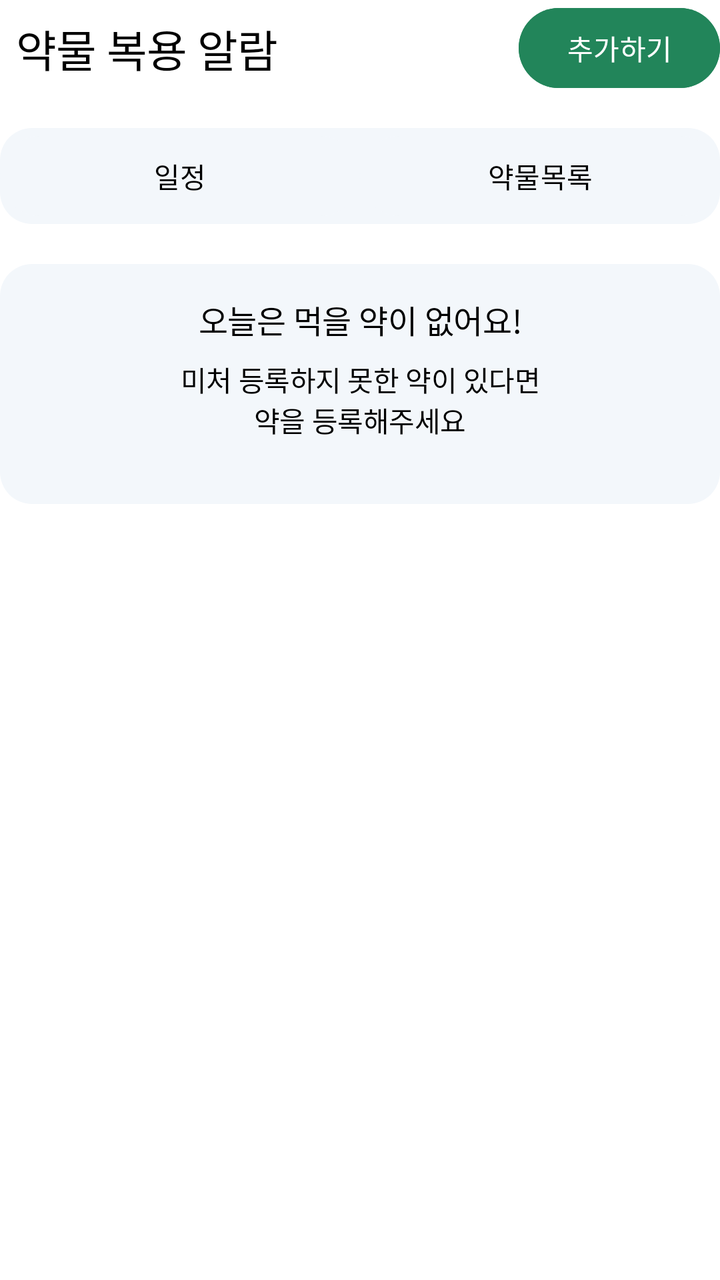
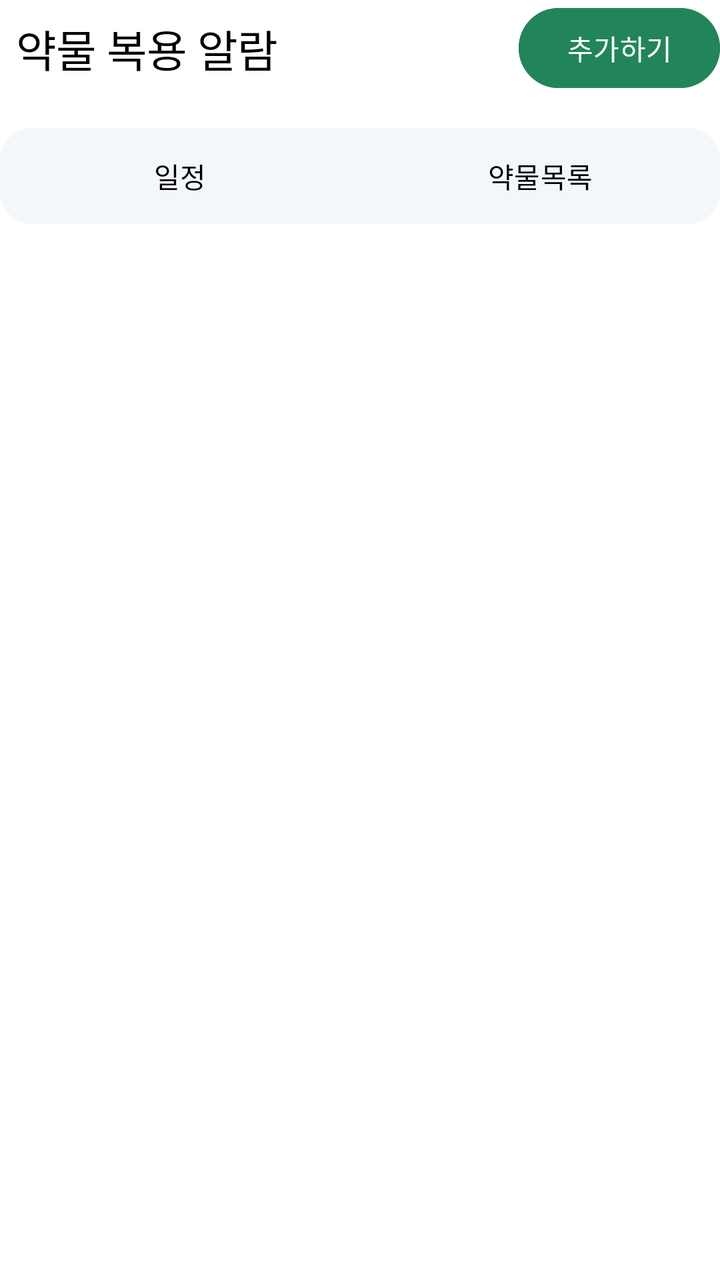

The first picture is an Android layout as it rendered before a commit; the second is the same layout after the commit. The layout source and the unified diff follow.
<!-- AndroidManifest.xml: application theme Theme.ElderCare -->
<!-- res/layout/view_drug_alarm.xml -->
<?xml version="1.0" encoding="utf-8"?>
<androidx.constraintlayout.widget.ConstraintLayout xmlns:android="http://schemas.android.com/apk/res/android"
    xmlns:app="http://schemas.android.com/apk/res-auto"
    xmlns:tools="http://schemas.android.com/tools"
    android:layout_width="match_parent"
    android:layout_margin="@dimen/spacing3"
    android:layout_height="match_parent">

    <TextView
        android:padding="@dimen/spacing2"
        android:id="@+id/textView3"
        android:layout_width="wrap_content"
        android:layout_height="wrap_content"
        android:text="약물 복용 알람"
        android:textAppearance="@style/TextAppearance.Title4"
        app:layout_constraintStart_toStartOf="parent"
        app:layout_constraintTop_toTopOf="parent" />

    <Button
        android:backgroundTint="@color/primary"
        android:id="@+id/btn_add_alarm"
        android:layout_width="wrap_content"
        android:layout_height="wrap_content"
        android:text="추가하기"
        app:layout_constraintEnd_toEndOf="parent"
        app:layout_constraintTop_toTopOf="parent" />

    <include
        android:id="@+id/tab"
        layout="@layout/view_custom_tab"
        android:layout_width="match_parent"
        android:layout_height="wrap_content"
        android:layout_marginTop="@dimen/spacing4"
        app:layout_constraintEnd_toEndOf="parent"
        app:layout_constraintTop_toBottomOf="@+id/btn_add_alarm" />

    <include
        android:visibility="visible"
        android:layout_marginTop="@dimen/spacing5"
        android:padding="@dimen/spacing3"
        app:layout_constraintTop_toBottomOf="@id/tab"
        android:id="@+id/empty_drub_alarm"
        android:layout_width="match_parent"
        android:layout_height="120dp"
        layout="@layout/view_empty_drug_alarm"/>

    <androidx.recyclerview.widget.RecyclerView
        android:visibility="gone"
        android:id="@+id/recyclerview_alarm"
        android:layout_width="match_parent"
        android:layout_height="0dp"
        app:layout_constraintBottom_toBottomOf="parent"
        app:layout_constraintEnd_toEndOf="parent"
        app:layout_constraintStart_toStartOf="parent"
        app:layout_constraintTop_toBottomOf="@id/tab"
        tools:itemCount="3"
        tools:listitem="@layout/item_drug_alarm" />





</androidx.constraintlayout.widget.ConstraintLayout>
<!-- res/layout/view_custom_tab.xml (included above) -->
<?xml version="1.0" encoding="utf-8"?>
<androidx.constraintlayout.widget.ConstraintLayout xmlns:android="http://schemas.android.com/apk/res/android"
    xmlns:app="http://schemas.android.com/apk/res-auto"
    android:layout_width="match_parent"
    android:background="@drawable/rectangle_white"
    android:layout_height="match_parent">

    <Button
        android:backgroundTint="@color/Gray50"
        android:text="일정"
        android:textColor="@color/black"
        android:id="@+id/btn_calendar"
        android:layout_width="0dp"
        android:layout_height="wrap_content"
        app:layout_constraintEnd_toStartOf="@+id/btn_alarm_list"
        app:layout_constraintStart_toStartOf="parent"
        app:layout_constraintTop_toTopOf="parent" />


    <Button
        android:backgroundTint="@color/Gray50"
        style="@style/Widget.Material3.Button.TextButton"
        android:text="약물목록"
        android:textColor="@color/black"
        android:id="@+id/btn_alarm_list"
        android:layout_width="0dp"
        android:layout_height="wrap_content"
        app:layout_constraintEnd_toEndOf="parent"
        app:layout_constraintStart_toEndOf="@+id/btn_calendar"
        app:layout_constraintTop_toTopOf="parent" />
</androidx.constraintlayout.widget.ConstraintLayout>
<!-- res/layout/view_empty_drug_alarm.xml (included above) -->
<?xml version="1.0" encoding="utf-8"?>
<androidx.constraintlayout.widget.ConstraintLayout xmlns:android="http://schemas.android.com/apk/res/android"
    xmlns:app="http://schemas.android.com/apk/res-auto"
    xmlns:tools="http://schemas.android.com/tools"
    android:layout_width="match_parent"
    android:layout_gravity="center"
    android:padding="@dimen/spacing4"
    android:background="@drawable/rectable_gray_50"
    android:layout_height="wrap_content">

    <TextView
        android:id="@+id/text_subtitle"
        android:layout_width="match_parent"
        android:layout_height="wrap_content"
        android:gravity="center"
        android:text="오늘은 먹을 약이 없어요!"
        android:textAppearance="@style/TextAppearance.SubTitle5"
        app:layout_constraintEnd_toEndOf="parent"
        app:layout_constraintStart_toStartOf="parent"
        app:layout_constraintTop_toTopOf="parent" />

    <TextView
        android:id="@+id/textView4"
        android:layout_width="match_parent"
        android:gravity="center"
        android:layout_height="wrap_content"
        android:text="미처 등록하지 못한 약이 있다면"
        android:layout_marginTop="@dimen/spacing2"
        android:textAppearance="@style/TextAppearance.Body5"
        app:layout_constraintEnd_toEndOf="parent"
        app:layout_constraintStart_toStartOf="parent"
        app:layout_constraintTop_toBottomOf="@+id/text_subtitle" />

    <TextView
        android:layout_width="match_parent"
        android:gravity="center"

        android:layout_height="wrap_content"
        android:text="약을 등록해주세요"
        android:textAppearance="@style/TextAppearance.Body5"
        app:layout_constraintEnd_toEndOf="parent"
        app:layout_constraintStart_toStartOf="parent"
        app:layout_constraintTop_toBottomOf="@+id/textView4" />


</androidx.constraintlayout.widget.ConstraintLayout>
<!-- res/layout/item_drug_alarm.xml (included above) -->
<?xml version="1.0" encoding="utf-8"?>
<androidx.constraintlayout.widget.ConstraintLayout xmlns:android="http://schemas.android.com/apk/res/android"
    xmlns:app="http://schemas.android.com/apk/res-auto"
    xmlns:tools="http://schemas.android.com/tools"
    android:layout_margin="@dimen/spacing4"
    android:background="@drawable/rectangle_white_radius_16"
    android:layout_width="match_parent"
    android:layout_height="140dp">


    <TextView
        android:layout_margin="@dimen/spacing4"
        android:id="@+id/tv_time"
        android:textAppearance="@style/TextAppearance.Body6"
        android:layout_width="wrap_content"
        android:layout_height="wrap_content"
        android:text="오전 08:00"
        app:layout_constraintStart_toStartOf="parent"
        app:layout_constraintTop_toTopOf="parent" />

    <TextView
        android:id="@+id/textView6"
        android:layout_width="56dp"
        android:layout_height="26dp"
        android:layout_marginTop="@dimen/spacing3"
        android:text="당뇨약"
        android:textAppearance="@style/TextAppearance.Title6"
        app:layout_constraintStart_toStartOf="@+id/tv_time"
        app:layout_constraintTop_toBottomOf="@id/tv_time" />

    <ImageButton
        android:layout_marginEnd="@dimen/spacing3"
        android:layout_width="wrap_content"
        android:layout_height="wrap_content"
        android:background="@android:color/transparent"
        android:src="@drawable/ic_narrow_right"
        app:layout_constraintEnd_toEndOf="parent"
        app:layout_constraintTop_toBottomOf="@id/tv_time" />

    <com.google.android.material.button.MaterialButton
        android:id="@+id/materialButton"
        style="@style/Widget.Material3.Button.OutlinedButton"
        android:layout_width="wrap_content"
        android:layout_height="wrap_content"
        android:text="오전 8:00"
        app:layout_constraintBottom_toBottomOf="parent"
        app:layout_constraintStart_toStartOf="@+id/textView6" />


    <com.google.android.material.button.MaterialButton
        android:layout_marginStart="@dimen/spacing2"
        style="@style/Widget.Material3.Button.OutlinedButton"
        android:layout_width="wrap_content"
        android:layout_height="wrap_content"
        android:text="오후 1:00"
        app:layout_constraintBottom_toBottomOf="parent"

        app:layout_constraintStart_toEndOf="@+id/materialButton" />
</androidx.constraintlayout.widget.ConstraintLayout>
<!-- resources referenced by this layout -->
<resources>
  <color name="Gray50">#F3F7FB</color>
  <color name="black">#000000</color>
  <color name="primary">#22855A</color>
  <dimen name="spacing2">8dp</dimen>
  <dimen name="spacing3">12dp</dimen>
  <dimen name="spacing4">16dp</dimen>
  <dimen name="spacing5">20dp</dimen>
  <!-- drawable ic_narrow_right (drawable) -->
  <vector xmlns:android="http://schemas.android.com/apk/res/android"
      android:width="32dp"
      android:height="33dp"
      android:viewportWidth="32"
      android:viewportHeight="33">
    <path
        android:pathData="M12,24.5L20,16.5L12,8.5"
        android:strokeLineJoin="round"
        android:strokeWidth="2"
        android:fillColor="#00000000"
        android:strokeColor="#141414"
        android:strokeLineCap="round"/>
  </vector>
  <!-- drawable rectable_gray_50 (drawable) -->
  <?xml version="1.0" encoding="utf-8"?>
  <shape
      xmlns:android="http://schemas.android.com/apk/res/android" >
      <corners
          android:radius="16dp"/>
  
      <solid
          android:color="@color/Gray50"/>
  
  </shape>
  <!-- drawable rectangle_white (drawable) -->
  <?xml version="1.0" encoding="utf-8"?>
  <shape
      xmlns:android="http://schemas.android.com/apk/res/android" >
      <corners
          android:radius="16dp"/>
  
      <solid
          android:color="@color/Gray50"/>
  
  </shape>
  <!-- drawable rectangle_white_radius_16 (drawable) -->
  <?xml version="1.0" encoding="utf-8"?>
  <shape
      xmlns:android="http://schemas.android.com/apk/res/android" >
      <corners
          android:radius="16dp"/>
      <stroke
          android:width="1dp"
          android:color="@color/Gray900"/>
      <solid
          android:color="@color/white"/>
  </shape>
  <style name="TextAppearance.Body5" parent="TextAppearance.ElderCare">
          <item name="android:textSize">14sp</item>
          <item name="android:lineSpacingExtra">20sp</item>
          <item name="android:lineSpacingMultiplier">0</item>
          <item name="android:fontFamily">@font/pretendard_regular</item>
      </style>
  <style name="TextAppearance.Body6" parent="TextAppearance.ElderCare">
          <item name="android:textSize">14sp</item>
          <item name="android:lineSpacingExtra">21sp</item>
          <item name="android:lineSpacingMultiplier">0</item>
          <item name="android:fontFamily">@font/pretendard_regular</item>
      </style>
  <style name="TextAppearance.SubTitle5" parent="TextAppearance.ElderCare">
          <item name="android:textSize">16sp</item>
          <item name="android:lineSpacingExtra">23sp</item>
          <item name="android:lineSpacingMultiplier">0</item>
          <item name="android:fontFamily">@font/pretendard_semi_bold</item>
      </style>
  <style name="TextAppearance.Title4" parent="TextAppearance.ElderCare">
          <item name="android:textSize">22sp</item>
          <item name="android:lineSpacingExtra">32sp</item>
          <item name="android:lineSpacingMultiplier">0</item>
          <item name="android:fontFamily">@font/pretendard_semi_bold</item>
      </style>
  <style name="TextAppearance.Title6" parent="TextAppearance.ElderCare">
          <item name="android:textSize">20sp</item>
          <item name="android:lineSpacingExtra">28sp</item>
          <item name="android:lineSpacingMultiplier">0</item>
          <item name="android:fontFamily">@font/pretendard_semi_bold</item>
      </style>
  <style name="Theme.ElderCare" parent="Base.Theme.ElderCare" />
  <color name="Gray900">#141414</color>
  <color name="white">#FFFFFF</color>
  <style name="TextAppearance.ElderCare" parent="">
          <item name="android:letterSpacing">-0.01</item>
          <item name="android:includeFontPadding">false</item>
      </style>
  <style name="Base.Theme.ElderCare" parent="Theme.Material3.DayNight.NoActionBar">
          <item name="android:statusBarColor">@color/white</item>
          <item name="android:includeFontPadding">false</item>
          <item name="android:windowBackground">@color/white</item>
      </style>
</resources>

<!-- the commit's change to res/layout/view_drug_alarm.xml (unified diff, before → after) -->
@@ -35,7 +35,7 @@
         app:layout_constraintTop_toBottomOf="@+id/btn_add_alarm" />
 
     <include
-        android:visibility="visible"
+        android:visibility="gone"
         android:layout_marginTop="@dimen/spacing5"
         android:padding="@dimen/spacing3"
         app:layout_constraintTop_toBottomOf="@id/tab"
@@ -45,8 +45,8 @@
         layout="@layout/view_empty_drug_alarm"/>
 
     <androidx.recyclerview.widget.RecyclerView
-        android:visibility="gone"
-        android:id="@+id/recyclerview_alarm"
+        android:visibility="visible"
+        android:id="@+id/drug_alarm_recyclerview"
         android:layout_width="match_parent"
         android:layout_height="0dp"
         app:layout_constraintBottom_toBottomOf="parent"
@@ -176,7 +176,7 @@
         android:layout_width="wrap_content"
         android:layout_height="wrap_content"
         android:background="@android:color/transparent"
-        android:src="@drawable/ic_narrow_right"
+        android:src="@drawable/ic_narrow_right_32x33dp"
         app:layout_constraintEnd_toEndOf="parent"
         app:layout_constraintTop_toBottomOf="@id/tv_time" />
 
<!-- resource entries referenced after the edit -->
@@ -7,7 +7,7 @@
   <dimen name="spacing3">12dp</dimen>
   <dimen name="spacing4">16dp</dimen>
   <dimen name="spacing5">20dp</dimen>
-  <!-- drawable ic_narrow_right (drawable) -->
+  <!-- drawable ic_narrow_right_32x33dp (drawable) -->
   <vector xmlns:android="http://schemas.android.com/apk/res/android"
       android:width="32dp"
       android:height="33dp"
